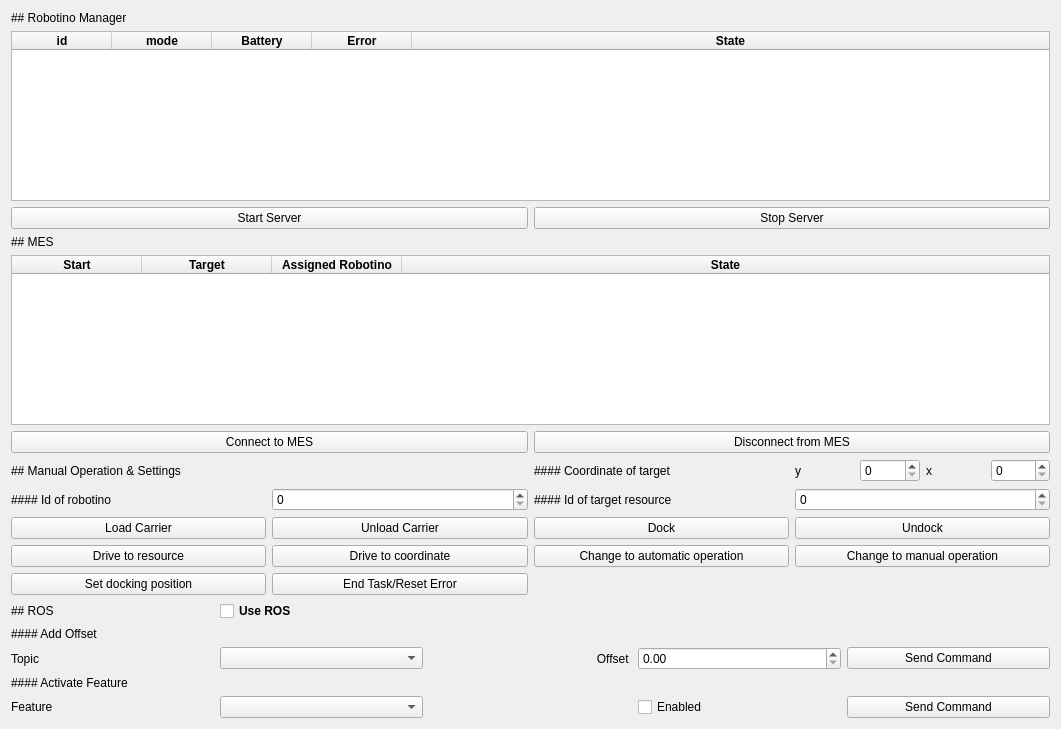
First picture: the form in frontend/gui.ui, repository NachtaktiverHalbaffe/FleetIAS, before the edit.
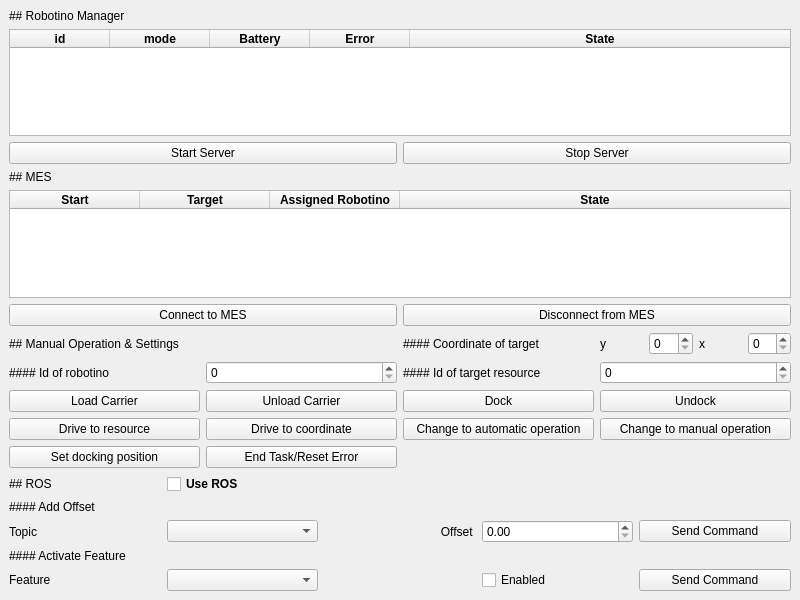
Second picture: the form after the edit.

The edit to the form file:
```diff
--- a/frontend/gui.ui
+++ b/frontend/gui.ui
@@ -1,18 +1,19 @@
 <?xml version="1.0" encoding="UTF-8"?>
 <ui version="4.0">
  <class>MainWindow</class>
- <widget class="QWidget" name="MainWindow">
+ <widget class="QMainWindow" name="MainWindow">
   <property name="geometry">
    <rect>
     <x>0</x>
     <y>0</y>
-    <width>1061</width>
-    <height>729</height>
+    <width>800</width>
+    <height>600</height>
    </rect>
   </property>
   <property name="windowTitle">
    <string>FleetIAS</string>
   </property>
+  <widget class="QWidget" name="centralwidget">
   <layout class="QVBoxLayout" name="verticalLayout">
    <item>
     <layout class="QGridLayout" name="gridViewRobotinoManager">
@@ -508,6 +509,7 @@
     </layout>
    </item>
   </layout>
+  </widget>
  </widget>
  <resources/>
  <connections/>
```
Lines whose indentation alone changed are shown as unchanged.
